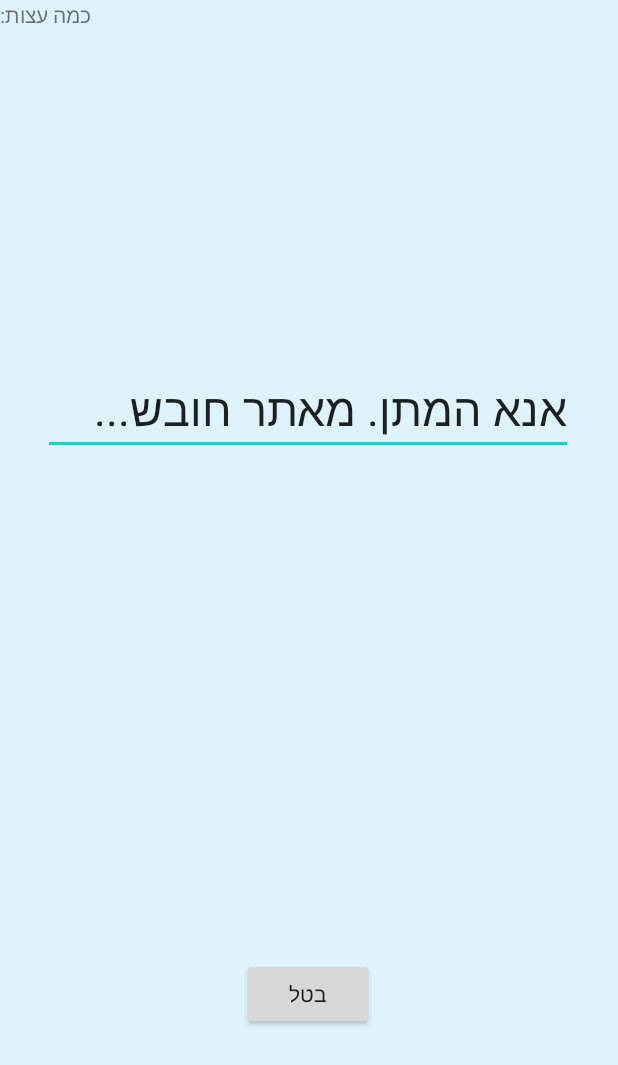
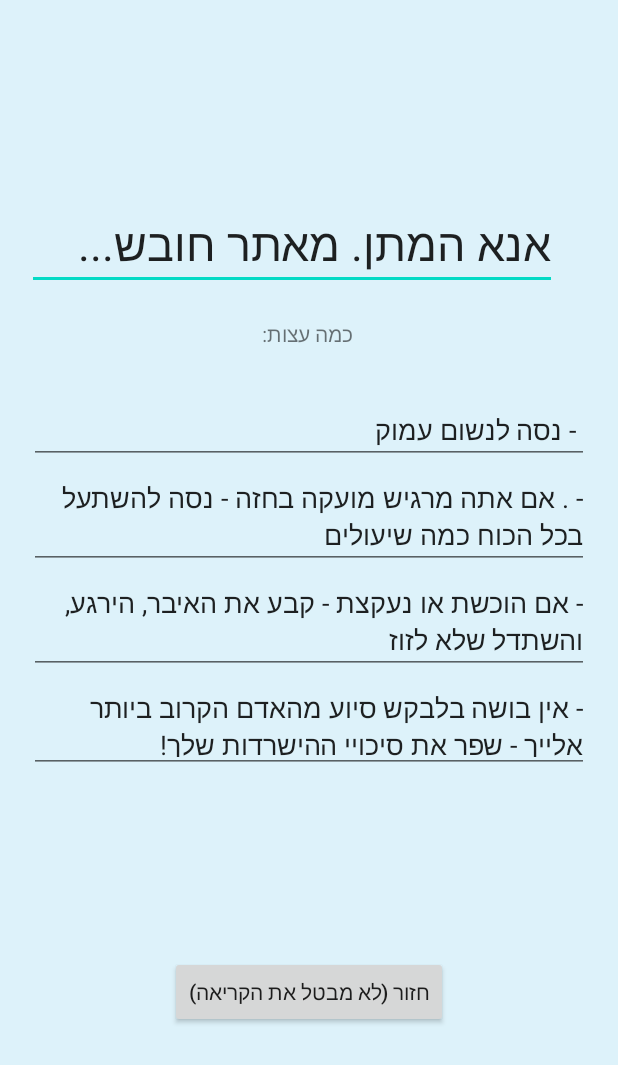
Before and after one commit to nsedgi/Mayday22, an Android app: the UserDistressActivity screen opened directly, with no data from a screen before it, on a phone screen of 412 x 824 dp. Shown: the top 1065 px of the screen. Run offline under Robolectric (Android 15) with nearby library versions, the phone set to English and light mode, and no system bars; our stand-ins replace Firebase (no records; nobody signed in at launch, a user with empty details on screens opened directly).

Commit message:
version 0.12. first serious prototype. ready for showcase.

```diff
--- a/app/src/main/java/com/example/mayday22/UserDistressActivity.java
+++ b/app/src/main/java/com/example/mayday22/UserDistressActivity.java
@@ -14,6 +14,8 @@ import android.location.Location;
 import android.location.LocationListener;
 import android.location.LocationManager;
 import android.os.Bundle;
+import android.view.View;
+import android.widget.Button;
 import android.widget.TextView;
 
 import com.google.android.gms.maps.CameraUpdateFactory;
@@ -33,6 +35,7 @@ import java.util.List;
 public class UserDistressActivity extends FragmentActivity implements OnMapReadyCallback {
     LocationManager locationManager;
     GoogleMap googleMap2;
+    Button back;
     private DatabaseReference mDatabase, avDatabase, medDatabase;
     private long maxId;
     double lat, lng;
@@ -40,7 +43,6 @@ public class UserDistressActivity extends FragmentActivity implements OnMapReady
     private String medicId, medicPassword;
     int closestFlag, i;
     TextView waitTitle;
-    String medInfo;
 
     @Override
     protected void onCreate(Bundle savedInstanceState) {
@@ -49,11 +51,17 @@ public class UserDistressActivity extends FragmentActivity implements OnMapReady
         Intent intent = getIntent();
         final String id = intent.getStringExtra("lastId");
         final String password = intent.getStringExtra("lastPassword");
-        String medInfo = intent.getStringExtra("lastMedInfo");
         mDatabase = FirebaseDatabase.getInstance().getReference().child("users").child(id).child(password);
         avDatabase = FirebaseDatabase.getInstance().getReference().child("medic locations");
         medDatabase = FirebaseDatabase.getInstance().getReference().child("medics");
         waitTitle = findViewById(R.id.waitTitle);
+        back = findViewById(R.id.back);
+        back.setOnClickListener(new View.OnClickListener() {
+            @Override
+            public void onClick(View v) {
+                UserDistressActivity.this.finish();
+            }
+        });
 
         // Obtain the SupportMapFragment and get notified when the map is ready to be used.
         SupportMapFragment mapFragment = (SupportMapFragment) getSupportFragmentManager()
@@ -74,7 +82,7 @@ public class UserDistressActivity extends FragmentActivity implements OnMapReady
                 System.out.println("maxId:" + maxId);
                 closestSum=lat+lng;
                 double calculate=12000;
-                for(i = 1; i<=maxId; ++i){
+                for(i = 1; i<=maxId&&dataSnapshot.child(String.valueOf(i)).exists(); ++i){
 
                     closestLat = (double) dataSnapshot.child(String.valueOf(i)).child("lat").getValue();
                     closestLng = (double) dataSnapshot.child(String.valueOf(i)).child("lng").getValue();
@@ -108,7 +116,6 @@ public class UserDistressActivity extends FragmentActivity implements OnMapReady
         medDatabase.child(medicId).child(medicPassword).child("tripleshake1").setValue("true");
         medDatabase.child(medicId).child(medicPassword).child("userLatitude").setValue(lat);
         medDatabase.child(medicId).child(medicPassword).child("userLongitude").setValue(lng);
-        medDatabase.child(medicId).child(medicPassword).child("userInfo").setValue(medInfo);
         waitTitle.setText("חובש בדרך אלייך!");
     }
 
--- a/app/src/main/res/layout/activity_main.xml
+++ b/app/src/main/res/layout/activity_main.xml
@@ -11,7 +11,9 @@
         android:id="@+id/title"
         android:layout_width="wrap_content"
         android:layout_height="wrap_content"
+        android:fontFamily="@font/black_ops_one"
         android:text="Mayday22"
+        android:textSize="24sp"
         app:layout_constraintBottom_toBottomOf="parent"
         app:layout_constraintLeft_toLeftOf="parent"
         app:layout_constraintRight_toRightOf="parent"
--- a/app/src/main/res/layout/activity_user_distress.xml
+++ b/app/src/main/res/layout/activity_user_distress.xml
@@ -20,16 +20,15 @@
     </FrameLayout>
 
     <Button
-        android:id="@+id/cancel"
+        android:id="@+id/back"
         android:layout_width="wrap_content"
         android:layout_height="wrap_content"
-        android:text="בטל"
+        android:text="חזור (לא מבטל את הקריאה)"
         map:layout_constraintBottom_toBottomOf="parent"
         map:layout_constraintEnd_toEndOf="parent"
-        map:layout_constraintHorizontal_bias="0.498"
         map:layout_constraintStart_toStartOf="parent"
         map:layout_constraintTop_toBottomOf="@+id/waitTitle"
-        map:layout_constraintVertical_bias="0.71" />
+        map:layout_constraintVertical_bias="0.762" />
 
     <fragment
         android:id="@+id/map"
@@ -50,17 +49,69 @@
         android:textSize="30sp"
         map:layout_constraintBottom_toBottomOf="parent"
         map:layout_constraintEnd_toEndOf="parent"
-        map:layout_constraintHorizontal_bias="0.491"
+        map:layout_constraintHorizontal_bias="0.311"
         map:layout_constraintStart_toStartOf="parent"
         map:layout_constraintTop_toTopOf="parent"
-        map:layout_constraintVertical_bias="0.317" />
+        map:layout_constraintVertical_bias="0.173" />
 
     <TextView
         android:id="@+id/captions"
         android:layout_width="wrap_content"
         android:layout_height="wrap_content"
         android:text="כמה עצות:"
-        tools:layout_editor_absoluteX="170dp"
-        tools:layout_editor_absoluteY="361dp" />
+        map:layout_constraintBottom_toTopOf="@+id/back"
+        map:layout_constraintEnd_toEndOf="parent"
+        map:layout_constraintHorizontal_bias="0.498"
+        map:layout_constraintStart_toStartOf="parent"
+        map:layout_constraintTop_toBottomOf="@+id/waitTitle"
+        map:layout_constraintVertical_bias="0.045" />
+
+    <LinearLayout
+        android:layout_width="373dp"
+        android:layout_height="251dp"
+        android:layout_marginTop="32dp"
+        android:orientation="vertical"
+        map:layout_constraintBottom_toTopOf="@+id/back"
+        map:layout_constraintEnd_toEndOf="parent"
+        map:layout_constraintStart_toStartOf="parent"
+        map:layout_constraintTop_toBottomOf="@+id/captions"
+        map:layout_constraintVertical_bias="0.0">
+
+        <EditText
+            android:id="@+id/line1"
+            android:layout_width="match_parent"
+            android:layout_height="wrap_content"
+            android:ems="10"
+            android:inputType="textPersonName"
+            android:text=" - נסה לנשום עמוק" />
+
+        <EditText
+            android:id="@+id/line2"
+            android:layout_width="match_parent"
+            android:layout_height="wrap_content"
+            android:ems="10"
+            android:gravity="start|top"
+            android:inputType="textMultiLine"
+            android:text="- . אם אתה מרגיש מועקה בחזה - נסה להשתעל בכל הכוח כמה שיעולים" />
+
+        <EditText
+            android:id="@+id/line3"
+            android:layout_width="match_parent"
+            android:layout_height="wrap_content"
+            android:ems="10"
+            android:gravity="start|top"
+            android:inputType="textMultiLine"
+            android:text="- אם הוכשת או נעקצת - קבע את האיבר, הירגע, והשתדל שלא לזוז" />
+
+        <EditText
+            android:id="@+id/line4"
+            android:layout_width="match_parent"
+            android:layout_height="wrap_content"
+            android:ems="10"
+            android:gravity="start|top"
+            android:inputType="textMultiLine"
+            android:text="- אין בושה בלבקש סיוע מהאדם הקרוב ביותר אלייך - שפר את סיכויי ההישרדות שלך!" />
+
+    </LinearLayout>
 
 </androidx.constraintlayout.widget.ConstraintLayout>
--- a/app/src/main/res/layout/activity_user_home_screen.xml
+++ b/app/src/main/res/layout/activity_user_home_screen.xml
@@ -81,10 +81,10 @@
             android:text="מידע רפואי" />
 
         <Button
-            android:id="@+id/button"
+            android:id="@+id/setUserInfo"
             android:layout_width="match_parent"
             android:layout_height="wrap_content"
-            android:text="Button" />
+            android:text="שנה מידע רפואי" />
 
         <Button
             android:id="@+id/logOutButton"
```
Also changed, not shown: app/src/main/java/com/example/mayday22/MedicHomeScreenActivity2.java (+2 -24 lines), app/src/main/java/com/example/mayday22/UserHomeScreenActivity.java (+24 -4 lines), app/src/main/res/layout/activity_medic_home_screen2.xml (+0 -20 lines).
